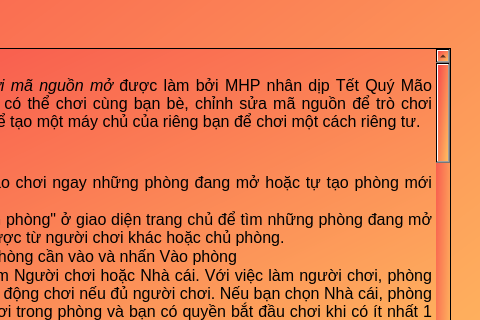
First picture: the form in client/assets/tutorial.ui, repository MHP0920/Bau-Cua-Online, before the edit; both pictures show x 320 to 800 and y 142 to 462 of the 800 by 600 pixel window.
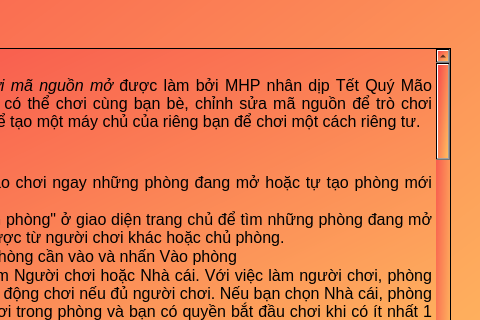
Second picture: the form after the edit.

What changed in the file:
```diff
--- a/client/assets/tutorial.ui
+++ b/client/assets/tutorial.ui
@@ -125,7 +125,7 @@
 &lt;p align=&quot;justify&quot; style=&quot; margin-top:0px; margin-bottom:0px; margin-left:0px; margin-right:0px; -qt-block-indent:0; text-indent:0px;&quot;&gt;&lt;span style=&quot; font-size:12pt;&quot;&gt;Ở giao diện Tìm phòng, bạn nhập ID phòng cần vào và nhấn Vào phòng&lt;/span&gt;&lt;/p&gt;
 &lt;p align=&quot;justify&quot; style=&quot; margin-top:0px; margin-bottom:0px; margin-left:0px; margin-right:0px; -qt-block-indent:0; text-indent:0px;&quot;&gt;&lt;span style=&quot; font-size:12pt; font-weight:600;&quot;&gt;Để tạo phòng&lt;/span&gt;&lt;span style=&quot; font-size:12pt;&quot;&gt;: Bạn được lựa chọn làm Người chơi hoặc Nhà cái. Với việc làm người chơi, phòng đó sẽ mặc định Nhà cái là bot và sẽ tự động chơi nếu đủ người chơi. Nếu bạn chọn Nhà cái, phòng đó sẽ được tạo dưới dạng 0 người chơi trong phòng và bạn có quyền bắt đầu chơi khi có ít nhất 1 người chơi.&lt;/span&gt;&lt;/p&gt;
 &lt;p align=&quot;justify&quot; style=&quot; margin-top:0px; margin-bottom:0px; margin-left:0px; margin-right:0px; -qt-block-indent:0; text-indent:0px;&quot;&gt;&lt;span style=&quot; font-size:12pt;&quot;&gt;Sau khi chọn làm Người chơi hoặc Nhà cái, bạn sẽ được yêu cầu cung cấp Tên phòng và Số người chơi tối đa trong 1 phòng. Hiện tại trò chơi chỉ hỗ trợ tối đa 20 người trong 1 phòng, bạn có thể chỉnh sửa giới hạn ở máy chủ của riêng bạn. ID của phòng sẽ được tạo ngẫu nhiên và không bị trùng với phòng khác.&lt;/span&gt;&lt;/p&gt;
-&lt;p align=&quot;justify&quot; style=&quot; margin-top:0px; margin-bottom:0px; margin-left:0px; margin-right:0px; -qt-block-indent:0; text-indent:0px;&quot;&gt;&lt;span style=&quot; font-size:12pt;&quot;&gt;Sau khi đã tạo phòng hoặc vào phòng, bạn sẽ được chuyển đến phòng chờ để chờ tất cả người chơi sẵn sàng hoặc để chờ đủ người trong phòng nếu Nhà cái phòng của bạn là bot.&lt;/span&gt;&lt;/p&gt;
+&lt;p align=&quot;justify&quot; style=&quot; margin-top:0px; margin-bottom:0px; margin-left:0px; margin-right:0px; -qt-block-indent:0; text-indent:0px;&quot;&gt;&lt;span style=&quot; font-size:12pt;&quot;&gt;Sau khi đã tạo phòng hoặc vào phòng, bạn sẽ được chuyển đến phòng chờ để chờ tất cả người chơi sẵn sàng hoặc để chờ đủ người trong phòng nếu Nhà cái phòng của bạn là bot. &lt;/span&gt;&lt;span style=&quot; font-size:12pt; font-weight:600;&quot;&gt;Nếu bạn muốn chia sẻ ID cho người chơi khác, hãy click vào chữ &amp;quot;ID: (ID của bạn)&amp;quot; góc trên cùng bên phải, app sẽ tự động copy cho bạn.&lt;/span&gt;&lt;/p&gt;
 &lt;p align=&quot;justify&quot; style=&quot; margin-top:0px; margin-bottom:0px; margin-left:0px; margin-right:0px; -qt-block-indent:0; text-indent:0px;&quot;&gt;&lt;span style=&quot; font-size:12pt;&quot;&gt;Khi tất cả đã sẵn sàng và phòng bắt đầu chơi, bạn sẽ được chuyển đến trang lựa chọn, sẽ có 6 lựa chọn là Bầu, Cua, Tôm, Cá, Gà, Hổ theo kiểu chơi tiêu chuẩn, lưu ý rằng mỗi con vật chỉ được chọn 1 lần. &lt;/span&gt;&lt;span style=&quot; font-size:12pt; font-style:italic;&quot;&gt;Nếu bạn là Nhà cái, bạn sẽ không được chọn mà việc của bạn là ngồi đợi người chơi khác chọn và bắt đầu tung xúc xắc.&lt;/span&gt;&lt;/p&gt;
 &lt;p align=&quot;justify&quot; style=&quot; margin-top:0px; margin-bottom:0px; margin-left:0px; margin-right:0px; -qt-block-indent:0; text-indent:0px;&quot;&gt;&lt;span style=&quot; font-size:12pt;&quot;&gt;Sau khi chọn bạn hãy nhấn Khóa, lúc này phòng sẽ đợi đến khi tất cả đều khóa thì mới bắt đầu tung xúc xắc.&lt;/span&gt;&lt;/p&gt;
 &lt;p align=&quot;justify&quot; style=&quot; margin-top:0px; margin-bottom:0px; margin-left:0px; margin-right:0px; -qt-block-indent:0; text-indent:0px;&quot;&gt;&lt;span style=&quot; font-size:12pt;&quot;&gt;Khi đã chọn xong bạn sẽ được chuyển đến trang tung xúc xắc, hình 2D của xúc xắc được tung sẽ hiện trên màn hình sau ít giây và cả chữ của chúng, bạn sẽ được biết mình thắng hay thua và số tiền (MHPoint) của bạn sẽ được cộng hoặc giảm tự động. Nếu bạn là Nhà cái, số tiền bạn nhận được sẽ là số tiền thua của người chơi và ngược lại, số tiền mất của bạn sẽ là số tiền thắng của người chơi.&lt;/span&gt;&lt;/p&gt;
```
